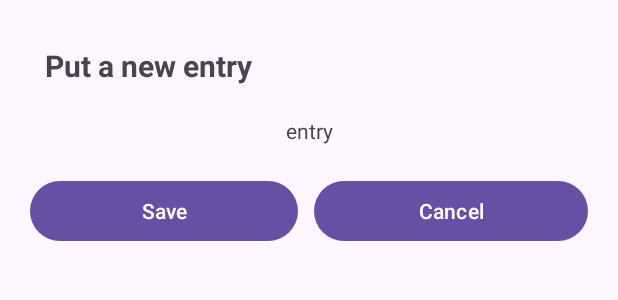
After one commit to Pantho-Haque/Cardiac-Recorder, an Android app: the layout input_file.xml on its own in the app's theme, with its tools: preview values and no code run, on a phone screen of 412 x 824 dp. The commit adds this screen. Shown: the top 300 px of the screen. Run offline under Robolectric (Android 15) with nearby library versions, the phone set to English and light mode, and no system bars.

```diff
--- a/app/src/main/AndroidManifest.xml
+++ b/app/src/main/AndroidManifest.xml
@@ -16,6 +16,9 @@
         android:theme="@style/Theme.CardiacRecorder"
         tools:targetApi="31">
         <activity
+            android:name=".LoginActivity"
+            android:exported="false" />
+        <activity
             android:name=".HomeActivity"
             android:exported="false" />
         <activity
--- a/app/src/main/res/layout/activity_home.xml
+++ b/app/src/main/res/layout/activity_home.xml
@@ -11,13 +11,13 @@
         android:id="@+id/homeToolbar"
         android:layout_width="409dp"
         android:layout_height="wrap_content"
-        android:background="@color/teal_700"
+        android:background="@color/toolbar_bg"
         android:minHeight="?attr/actionBarSize"
         android:theme="?attr/actionBarTheme"
         app:layout_constraintEnd_toEndOf="parent"
         app:layout_constraintStart_toStartOf="parent"
         app:layout_constraintTop_toTopOf="parent"
-        app:title="Todo List" />
+        app:title="Cardiac Recorder" />
 
     <androidx.recyclerview.widget.RecyclerView
         android:id="@+id/recyclerView"
--- /dev/null
+++ b/app/src/main/res/layout/input_file.xml
@@ -0,0 +1,73 @@
+<?xml version="1.0" encoding="utf-8"?>
+<androidx.constraintlayout.widget.ConstraintLayout xmlns:android="http://schemas.android.com/apk/res/android"
+    xmlns:app="http://schemas.android.com/apk/res-auto"
+    xmlns:tools="http://schemas.android.com/tools"
+    android:layout_width="match_parent"
+    android:layout_height="wrap_content"
+    android:padding="20dp"
+    >
+
+    <TextView
+        android:id="@+id/textView6"
+        android:layout_width="match_parent"
+        android:layout_height="wrap_content"
+        android:paddingStart="10dp"
+        android:paddingTop="10dp"
+        android:text="Put a new entry"
+        android:textSize="20sp"
+        android:textStyle="bold"
+        app:layout_constraintEnd_toEndOf="parent"
+        app:layout_constraintHorizontal_bias="0.498"
+        app:layout_constraintStart_toStartOf="parent"
+        app:layout_constraintTop_toTopOf="parent" />
+
+
+
+
+    <LinearLayout
+        android:id="@+id/linearLayout2"
+        android:layout_width="match_parent"
+        android:layout_height="wrap_content"
+        android:layout_marginTop="20dp"
+        android:orientation="horizontal"
+        app:layout_constraintEnd_toEndOf="parent"
+        app:layout_constraintStart_toStartOf="parent"
+        app:layout_constraintTop_toBottomOf="@+id/textView6">
+
+        <TextView
+            android:layout_width="wrap_content"
+            android:layout_height="wrap_content"
+            android:layout_weight="1"
+            android:gravity="center"
+            android:text="entry" />
+
+    </LinearLayout>
+
+
+    <LinearLayout
+        android:layout_width="match_parent"
+        android:layout_height="wrap_content"
+        android:layout_marginTop="20dp"
+        android:orientation="horizontal"
+        app:layout_constraintEnd_toEndOf="parent"
+        app:layout_constraintStart_toStartOf="parent"
+        app:layout_constraintTop_toBottomOf="@+id/linearLayout2">
+
+        <Button
+            android:id="@+id/saveBtn"
+            android:layout_width="wrap_content"
+            android:layout_height="wrap_content"
+            android:layout_weight="1"
+            android:layout_marginRight="5dp"
+            android:text="Save" />
+
+        <Button
+            android:id="@+id/cancelBtn"
+            android:layout_width="wrap_content"
+            android:layout_height="wrap_content"
+            android:layout_weight="1"
+            android:layout_marginLeft="5dp"
+            android:text="Cancel" />
+    </LinearLayout>
+
+</androidx.constraintlayout.widget.ConstraintLayout>
--- a/app/src/main/res/values/colors.xml
+++ b/app/src/main/res/values/colors.xml
@@ -1,5 +1,6 @@
 <?xml version="1.0" encoding="utf-8"?>
 <resources>
+    <color name="toolbar_bg">#EADDFF</color>
     <color name="purple_200">#FFBB86FC</color>
     <color name="purple_500">#FF6200EE</color>
     <color name="purple_700">#FF3700B3</color>
```
Also changed, not shown: app/src/main/java/com/example/cardiacrecorder/HomeActivity.java (+95 -0 lines), app/src/main/java/com/example/cardiacrecorder/LoginActivity.java (added, +14 -0 lines), app/src/main/java/com/example/cardiacrecorder/MainActivity.java (+9 -0 lines), app/src/main/res/layout/activity_login.xml (added, +18 -0 lines), app/src/main/res/menu/menu.xml (added, +8 -0 lines).
